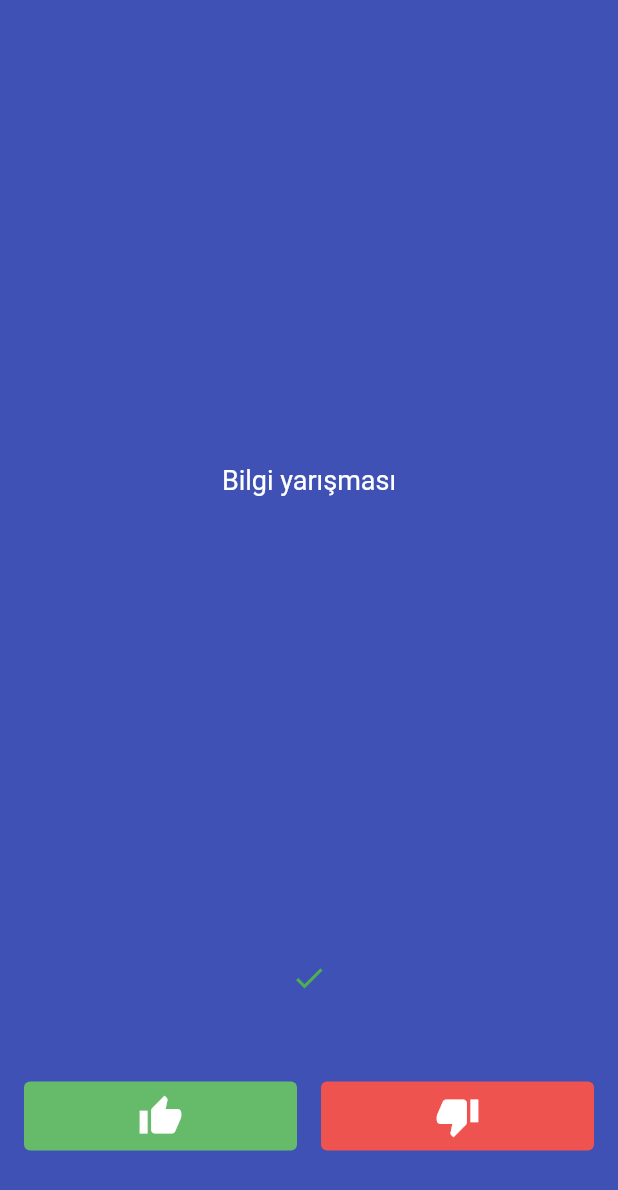
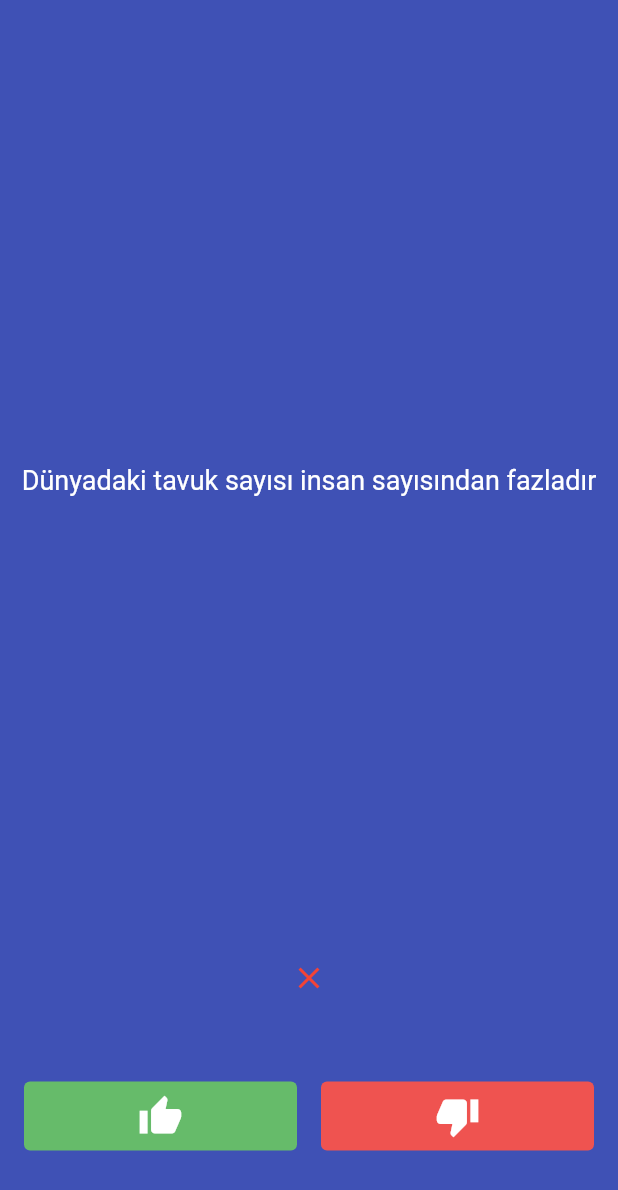
Before and after one commit to alreadyknowit/quiz_app, a Flutter app: the screen it shows after launch, after a tap on the "thumb up" icon, on a phone screen of 412 x 824 dp. Shown: the top 1190 px of the screen. Run offline on Flutter 3.47's test engine with Material 2 defaults, Android fonts, the phone set to English and light mode, and no system bars.

```diff
--- a/lib/main.dart
+++ b/lib/main.dart
@@ -11,6 +11,7 @@ class MyApp extends StatelessWidget {
   @override
   Widget build(BuildContext context) {
     return MaterialApp(
+      debugShowCheckedModeBanner: false,
       home: Scaffold(
         backgroundColor: Colors.indigo,
         body: QuizPage(),
--- /dev/null
+++ b/lib/quesiton.dart
@@ -0,0 +1,9 @@
+
+import 'package:flutter/cupertino.dart';
+
+class Question{
+String question;
+bool answer;
+
+Question({required this.question,required this.answer});
+}
--- a/lib/quiz_page.dart
+++ b/lib/quiz_page.dart
@@ -1,4 +1,5 @@
 import 'package:flutter/material.dart';
+import 'package:quiz_app/quiz_questions.dart';
 import 'constants.dart';
 // ignore_for_file: prefer_const_constructors
 
@@ -11,6 +12,56 @@ class QuizPage extends StatefulWidget {
 
 class _QuizPageState extends State<QuizPage> {
   List<Widget> results = [];
+  QuizData quizData = QuizData();
+  int correctAnswerCounter = 0;
+
+  void buttonFunc(bool answer) {
+    if (quizData.isDone()) {
+      //show alerDialog
+      showDialog(
+          context: context,
+          builder: (BuildContext context) {
+            return AlertDialog(
+              backgroundColor: Colors.indigo,
+              title: Text(
+                "Test is done!",
+                style: TextStyle(color: Colors.white),
+              ),
+              content: Text('Result is:$correctAnswerCounter ',
+                  style: TextStyle(color: Colors.white)),
+              actions: [
+                TextButton(
+                  onPressed: () {
+                    Navigator.of(context).pop();
+
+                    setState(() {
+                      //clear the list
+                      results.clear();
+                      //clear the index
+                      quizData.clearQuestionIndex();
+                    });
+                  },
+                  child: Text(
+                    'Restart',
+                    style: TextStyle(color: Colors.white),
+                  ),
+                ),
+              ],
+            );
+          });
+    } else {
+      setState(() {
+        if (quizData.getAnswer() == answer) {
+          results.add(kCorrectAnswer);
+          correctAnswerCounter++;
+          quizData.nextQuestion();
+        } else {
+          results.add(kWrongAnswer);
+          quizData.nextQuestion();
+        }
+      });
+    }
+  }
 
   @override
   Widget build(BuildContext context) {
@@ -21,7 +72,7 @@ class _QuizPageState extends State<QuizPage> {
           child: Center(
             child: Container(
               child: Text(
-                'Bilgi yarışması',
+                quizData.getQuestion(),
                 style: TextStyle(fontSize: 18, color: Colors.white),
               ),
             ),
@@ -29,7 +80,7 @@ class _QuizPageState extends State<QuizPage> {
         ),
         Wrap(
           spacing: 5,
-          runSpacing:100,
+          runSpacing: 5,
           children: results,
         ),
         Expanded(
@@ -43,11 +94,7 @@ class _QuizPageState extends State<QuizPage> {
                   child: Padding(
                     padding: const EdgeInsets.all(8.0),
                     child: TextButton(
-                      onPressed: () => setState(
-                        () {
-                          results.add(kCorrectAnswer);
-                        },
-                      ),
+                      onPressed: () => buttonFunc(true),
                       child: Icon(
                         Icons.thumb_up,
                         color: Colors.white,
@@ -64,9 +111,7 @@ class _QuizPageState extends State<QuizPage> {
                   child: Padding(
                     padding: const EdgeInsets.all(8.0),
                     child: TextButton(
-                      onPressed: () => setState(() {
-                        results.add(kWrongAnswer);
-                      }),
+                      onPressed: () => buttonFunc(false),
                       child: Icon(
                         Icons.thumb_down,
                         color: Colors.white,
--- /dev/null
+++ b/lib/quiz_questions.dart
@@ -0,0 +1,46 @@
+import 'dart:math';
+
+import 'package:quiz_app/quesiton.dart';
+
+class QuizData {
+  int _questIndex = 0;
+  final List<Question> _questions = [
+    Question(question: 'Titanic gelmiş geçmiş en büyük gemidir', answer: false),
+    Question(
+        question: 'Dünyadaki tavuk sayısı insan sayısından fazladır',
+        answer: true),
+    Question(question: 'Kelebeklerin ömrü bir gündür', answer: false),
+    Question(question: 'Dünya düzdür', answer: false),
+    Question(
+        question: 'Kaju fıstığı aslında bir meyvenin sapıdır', answer: true),
+    Question(
+        question: 'Fatih Sultan Mehmet hiç patates yememiştir', answer: true),
+    Question(question: 'Fransızlar 80 demek için, 4 - 20 der', answer: true),
+  ];
+
+  String getQuestion() {
+    return _questions[_questIndex].question;
+  }
+
+  bool getAnswer() {
+    return _questions[_questIndex].answer;
+  }
+
+  void nextQuestion() {
+    if (_questIndex + 1 < _questions.length) {
+      _questIndex++;
+    }
+  }
+  bool isDone(){
+    if(_questIndex+1 ==_questions.length){
+      return true;
+    }
+    else {
+      return false;
+    }
+  }
+  void clearQuestionIndex(){
+     _questIndex=0;
+  }
+
+}
```
